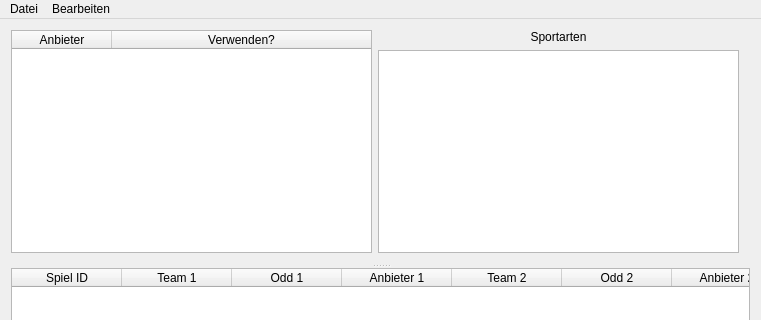
The window that gui/barney-qt/mainwindow.ui (creeky/barney) describes before a commit, drawn with Qt 5; both pictures show x 0 to 761 and y 0 to 320 of the 761 by 503 pixel window.
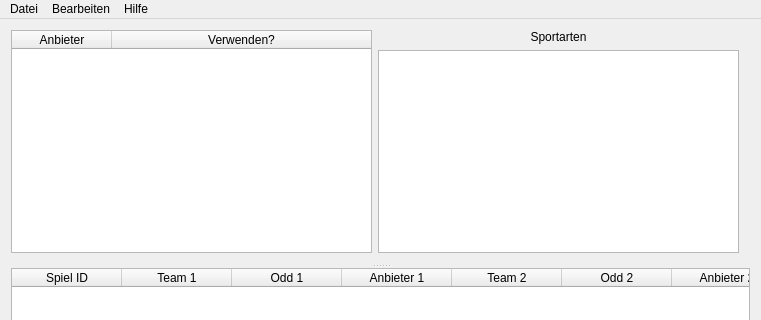
The same window after the commit.

Commit message: Über Qt-Dialog hinzugefügt und kleinen Bug beim Auswählen des xml-Verzeichnisses gefixt

The edit to the form file:
```diff
--- a/gui/barney-qt/mainwindow.ui
+++ b/gui/barney-qt/mainwindow.ui
@@ -201,8 +201,15 @@
     </property>
     <addaction name="actionEinstellungen"/>
    </widget>
+   <widget class="QMenu" name="menuHilfe">
+    <property name="title">
+     <string>Hilfe</string>
+    </property>
+    <addaction name="action_ber_Qt"/>
+   </widget>
    <addaction name="menuDatei"/>
    <addaction name="menuBearbeiten"/>
+   <addaction name="menuHilfe"/>
   </widget>
   <widget class="QStatusBar" name="statusBar"/>
   <action name="actionBeenden">
```
Left out of the diff: 23 changed lines with no effect on the pictures. The commit also changes 7 other files.
